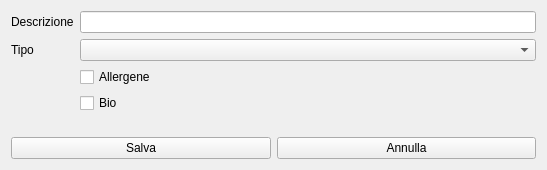
Above: hnewproduct.ui from fblabs/HamletMODSF before the change. Below: the same form after it.
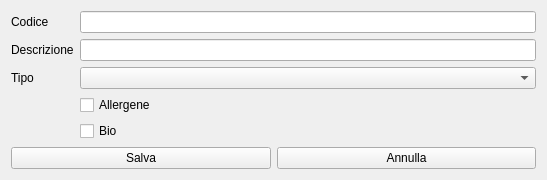
That is the form after the change. Icons and pictures are not drawn.

```diff
--- a/hnewproduct.ui
+++ b/hnewproduct.ui
@@ -23,40 +23,50 @@
   <layout class="QVBoxLayout" name="verticalLayout">
    <item>
     <layout class="QFormLayout" name="formLayout">
-     <item row="0" column="0">
+     <item row="1" column="0">
       <widget class="QLabel" name="label">
        <property name="text">
         <string>Descrizione</string>
        </property>
       </widget>
      </item>
-     <item row="0" column="1">
+     <item row="1" column="1">
       <widget class="QLineEdit" name="leDescrizione"/>
      </item>
-     <item row="1" column="0">
+     <item row="2" column="0">
       <widget class="QLabel" name="label_2">
        <property name="text">
         <string>Tipo</string>
        </property>
       </widget>
      </item>
-     <item row="1" column="1">
-      <widget class="QComboBox" name="comboBox"/>
-     </item>
      <item row="2" column="1">
+      <widget class="QComboBox" name="comboBox"/>
+     </item>
+     <item row="3" column="1">
       <widget class="QCheckBox" name="cbAllergenico">
        <property name="text">
         <string>Allergene</string>
        </property>
       </widget>
      </item>
-     <item row="3" column="1">
+     <item row="4" column="1">
       <widget class="QCheckBox" name="cbBio">
        <property name="text">
         <string>Bio</string>
        </property>
       </widget>
      </item>
+     <item row="0" column="0">
+      <widget class="QLabel" name="label_3">
+       <property name="text">
+        <string>Codice</string>
+       </property>
+      </widget>
+     </item>
+     <item row="0" column="1">
+      <widget class="QLineEdit" name="leCodice"/>
+     </item>
     </layout>
    </item>
    <item>
```
